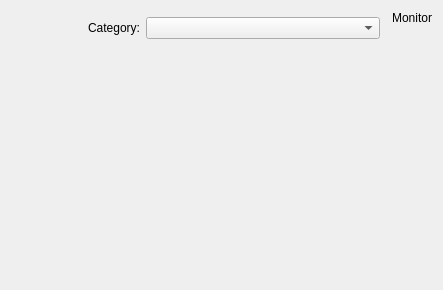
First picture: the form in plasma/shells/desktop/BackgroundDialog.ui, repository mgottschlag/kwin-tiling, before the edit.
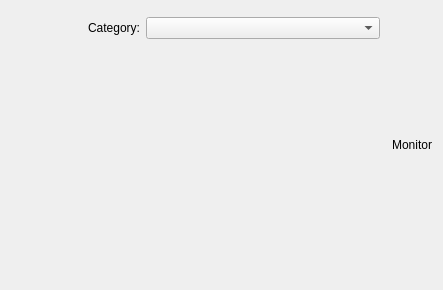
Second picture: the form after the edit.

Commit message: The monitor looks better when it is centered.

```diff
--- a/plasma/shells/desktop/BackgroundDialog.ui
+++ b/plasma/shells/desktop/BackgroundDialog.ui
@@ -25,6 +25,19 @@
   <layout class="QGridLayout" name="gridLayout">
    <item row="0" column="3" rowspan="4">
     <layout class="QVBoxLayout" name="verticalLayout_2">
+     <item>
+      <spacer name="verticalSpacer_3">
+       <property name="orientation">
+        <enum>Qt::Vertical</enum>
+       </property>
+       <property name="sizeHint" stdset="0">
+        <size>
+         <width>20</width>
+         <height>40</height>
+        </size>
+       </property>
+      </spacer>
+     </item>
      <item>
       <widget class="QLabel" name="m_monitor">
        <property name="sizePolicy">
```
